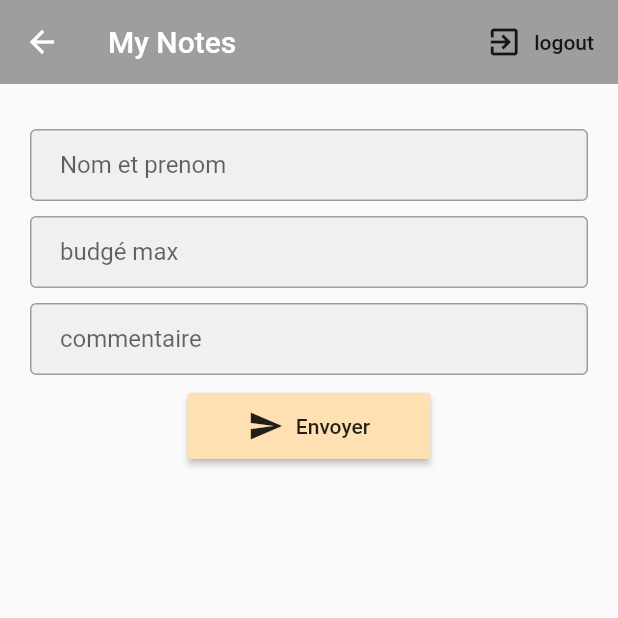
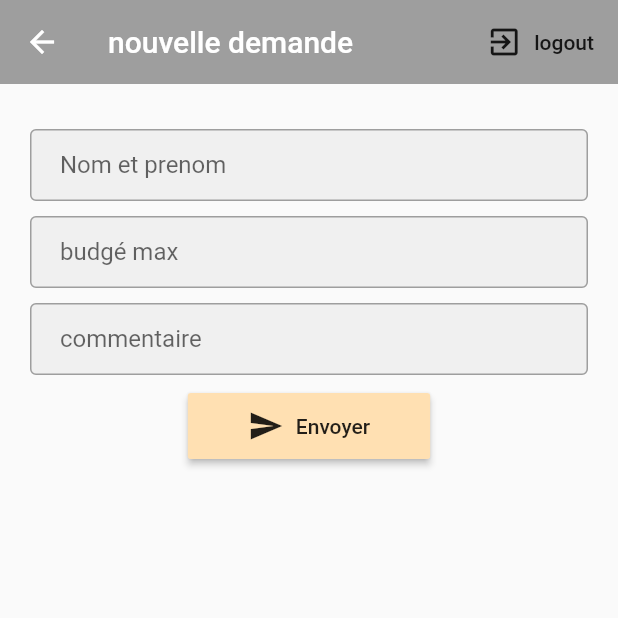
Before and after one commit to HoussamAb/co-location-exam-isi, a Flutter app: the DemandeForm screen opened directly, on a phone screen of 412 x 824 dp, the top half of it. Run offline on Flutter 3.47's test engine with Material 2 defaults, Android fonts, the phone set to English and light mode, and no system bars; our stand-ins replace carousel_slider, cloud_firestore, firebase_auth, flutter_map, flutter_spinkit, geolocator and 2 more; missing offline and left inert: flutter_map_marker_cluster, flutter_map_marker_popup; accounts and stored records are empty.

Commit message:
fixing issues

```diff
--- a/lib/screens/home/annonce_form.dart
+++ b/lib/screens/home/annonce_form.dart
@@ -77,6 +77,7 @@ class _AnnonceFormState extends State<AnnonceForm> {
         lat = position.latitude;
         lon = position.longitude;
         _isGettingLocation = false;
+        _position = lat.toString()+","+lon.toString();
       });
     } on PlatformException catch (e) {
       print(e);
@@ -196,6 +197,7 @@ class _AnnonceFormState extends State<AnnonceForm> {
                               setState(() {
                                 _prix = int.parse(val);
                               });
+                              print(_position);
                             },
                           ),
                           SizedBox(height: 10.0,width: 0,),
@@ -232,7 +234,7 @@ class _AnnonceFormState extends State<AnnonceForm> {
                             if(_formkey.currentState.validate()) {
                               await DatabaseService(uid: usersData.uid).createAnnonce(
                                   _title ?? '',
-                                  _images1 ?? '',
+                                  _images1 ?? 'https://image.freepik.com/vecteurs-libre/maison-deux-etages_1308-16176.jpg',
                                   _images2 ?? '',
                                   _images3 ?? '',
                                   _position ?? '',
--- a/lib/screens/home/demande_form.dart
+++ b/lib/screens/home/demande_form.dart
@@ -29,7 +29,7 @@ class _DemandeFormState extends State<DemandeForm> {
             UserDocument mydocument = snapshot.data;
             return Scaffold(
                 appBar:AppBar(
-                  title: Text('My Notes'),
+                  title: Text('nouvelle demande'),
                   backgroundColor: Colors.grey,
                   elevation: 0.0,
                   actions: <Widget>[
--- a/lib/screens/map/mapMarkerManager.dart
+++ b/lib/screens/map/mapMarkerManager.dart
@@ -141,7 +141,7 @@ class MonumentMarker extends Marker {
     height: Monument.size,
     width: Monument.size,
     point: LatLng(monument.lat, monument.long),
-    builder: (BuildContext ctx) => Icon(Icons.room),
+    builder: (BuildContext ctx) => Icon(Icons.pin_drop),
   );
 
   final Monument monument;
```
Also changed, not shown: lib/screens/map/index.dart (+1 -8 lines).
